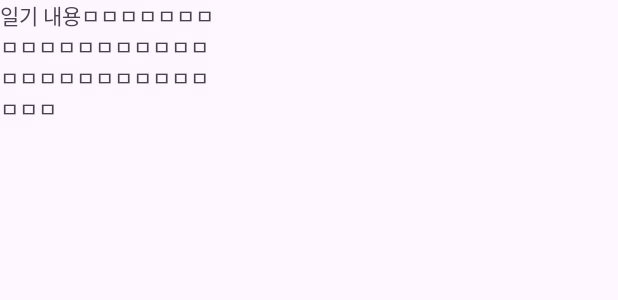
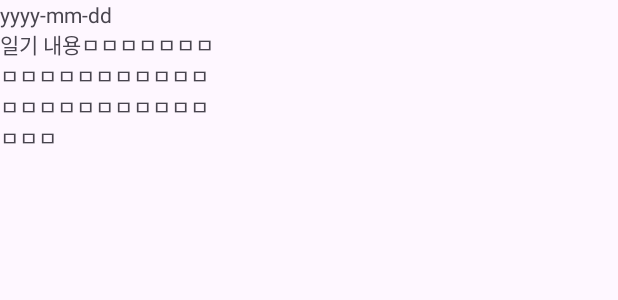
Before and after one commit to smhrdMCC/TodakTodak, an Android app: the layout diary_room_cell.xml on its own in the app's theme, with its tools: preview values and no code run, on a phone screen of 412 x 824 dp. Shown: the top 300 px of the screen. Run offline under Robolectric (Android 15) with nearby library versions, the phone set to English and light mode, and no system bars.

```diff
--- a/app/src/main/java/com/todaktodak/Interface/UserAPI.kt
+++ b/app/src/main/java/com/todaktodak/Interface/UserAPI.kt
@@ -2,13 +2,12 @@ package com.todaktodak.Interface
 
 import com.todaktodak.model.User
 import com.todaktodak.model.datemailVO
-import com.todaktodak.model.diaryInRoom
 import com.todaktodak.model.emailnick
 import com.todaktodak.model.emotionContentVO
 import com.todaktodak.model.emotiondate
-import com.todaktodak.model.mailmail
 import com.todaktodak.model.replyDiary
 import com.todaktodak.model.seqcont
+import com.todaktodak.model.useruser
 import retrofit2.Call
 import retrofit2.http.Body
 import retrofit2.http.POST
@@ -58,5 +57,5 @@ public interface API {
     fun getBert(@Body diaryCon: String): Call<String>
 
     @POST("getDiaryRoomList")
-    fun getDiaryRoomList(@Body info: mailmail):Call<ArrayList<diaryInRoom>>
+    fun getDiaryRoomList(@Body info: useruser): Call<ArrayList<replyDiary>>
 }
--- a/app/src/main/java/com/todaktodak/adapter/ReplyDiaryListAdapter.kt
+++ b/app/src/main/java/com/todaktodak/adapter/ReplyDiaryListAdapter.kt
@@ -1,5 +1,6 @@
 package com.todaktodak.adapter
 
+import android.util.Log
 import android.view.LayoutInflater
 import android.view.View
 import android.view.ViewGroup
@@ -40,7 +41,7 @@ class ReplyDiaryListAdapter(
 
         // 클릭 이벤트
         holder.itemView.setOnClickListener{
-            onItemListener.onItemClick(email)
+            onItemListener.onItemClick(email, nick)
         }
     }
 
--- a/app/src/main/java/com/todaktodak/view/ReplyDiaryListActivity.kt
+++ b/app/src/main/java/com/todaktodak/view/ReplyDiaryListActivity.kt
@@ -87,9 +87,11 @@ class ReplyDiaryListActivity : AppCompatActivity() {
         binding.replyDiaryList.adapter = adapter
     }
 
-    fun onItemClick(email: String?) {
-        var intent = Intent(this, WriteDiaryActivity::class.java)
+    fun onItemClick(email: String?, nick: String?) {
+        var intent = Intent(this, DiaryRoomActivity::class.java)
         intent.putExtra("email", email)
+        intent.putExtra("nick", nick)
+        Log.d("email", email.toString())
         startActivity(intent)
     }
 
--- a/app/src/main/res/layout/diary_room_cell.xml
+++ b/app/src/main/res/layout/diary_room_cell.xml
@@ -6,22 +6,23 @@
     android:layout_height="wrap_content"
     tools:context=".adapter.DiaryRoomAdapter">
 
+    <LinearLayout
+        android:id="@+id/diaryRoomLayout"
+        android:layout_width="match_parent"
+        android:layout_height="match_parent"
+        android:orientation="vertical">
+
         <TextView
             android:id="@+id/diaryRoomDate"
             android:layout_width="150dp"
             android:layout_height="wrap_content"
-        android:text="yyyy-mm-dd"
-        app:layout_constraintBottom_toTopOf="@+id/diaryRoomContent"
-        app:layout_constraintEnd_toEndOf="@+id/diaryRoomContent"
-        app:layout_constraintHorizontal_bias="0.0"
-        app:layout_constraintStart_toStartOf="@+id/diaryRoomContent" />
+            android:text="yyyy-mm-dd" />
 
         <TextView
             android:id="@+id/diaryRoomContent"
             android:layout_width="150dp"
             android:layout_height="wrap_content"
-        android:text="일기 내용ㅁㅁㅁㅁㅁㅁㅁㅁㅁㅁㅁㅁㅁㅁㅁㅁㅁㅁㅁㅁㅁㅁㅁㅁㅁㅁㅁㅁㅁㅁㅁㅁ"
-        tools:layout_editor_absoluteX="2dp"
-        tools:layout_editor_absoluteY="29dp" />
+            android:text="일기 내용ㅁㅁㅁㅁㅁㅁㅁㅁㅁㅁㅁㅁㅁㅁㅁㅁㅁㅁㅁㅁㅁㅁㅁㅁㅁㅁㅁㅁㅁㅁㅁㅁ" />
+    </LinearLayout>
 
 </androidx.constraintlayout.widget.ConstraintLayout>
```
Also changed, not shown: app/src/main/java/com/todaktodak/adapter/CalendarAdapter.kt (+30 -2 lines), app/src/main/java/com/todaktodak/adapter/DiaryListAdapter.kt (+15 -3 lines), app/src/main/java/com/todaktodak/adapter/DiaryRoomAdapter.kt (+7 -8 lines), app/src/main/java/com/todaktodak/model/SocialDiary.kt (+3 -10 lines), app/src/main/java/com/todaktodak/view/DiaryRoomActivity.kt (+13 -12 lines), app/src/main/res/drawable/angry.png (added), app/src/main/res/drawable/anxiety.png (added), app/src/main/res/drawable/disgust.png (added), app/src/main/res/drawable/happy.png (added), app/src/main/res/drawable/joy.png (added), app/src/main/res/drawable/neutrality.png (added), app/src/main/res/drawable/panic.png (added), app/src/main/res/drawable/sad.png (added). Lines whose indentation alone changed are shown as unchanged.
